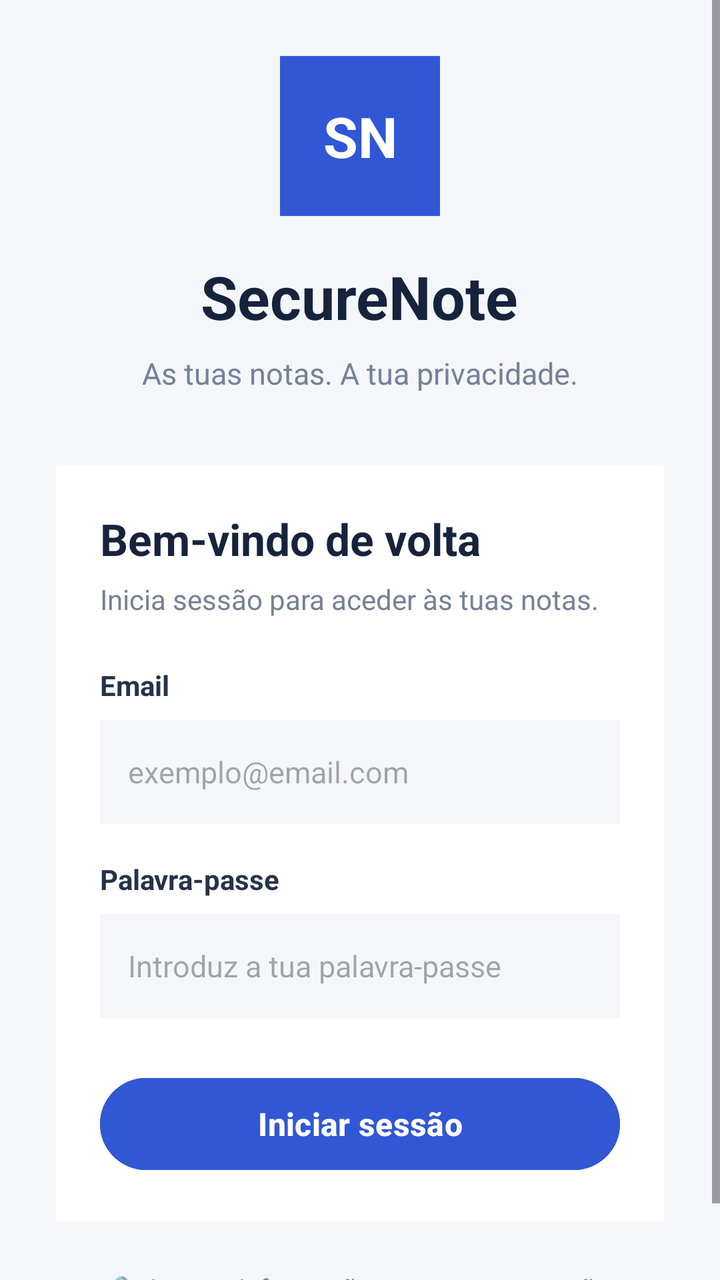
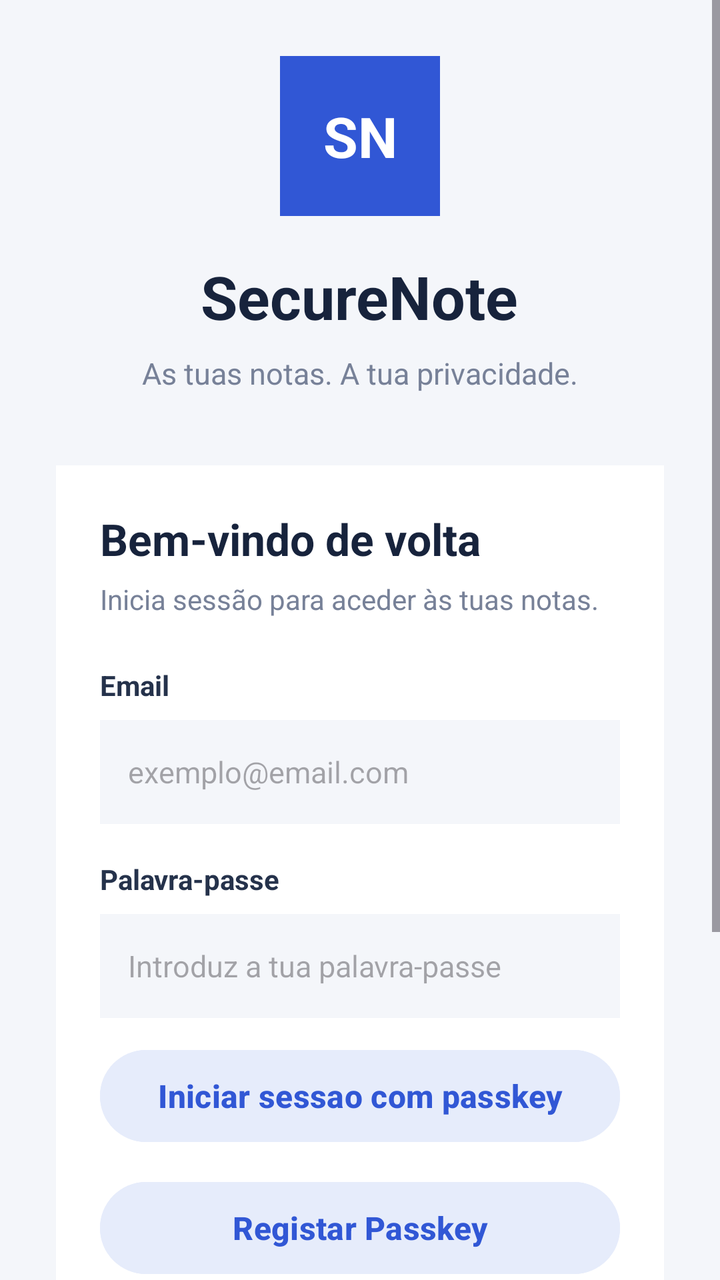

The first picture is an Android layout as it rendered before a commit; the second is the same layout after the commit. The layout source and the unified diff follow.
<!-- AndroidManifest.xml: application theme Theme.SecureNote -->
<!-- res/layout/activity_main.xml -->
<?xml version="1.0" encoding="utf-8"?>
<ScrollView xmlns:android="http://schemas.android.com/apk/res/android"
    android:layout_width="match_parent"
    android:layout_height="match_parent"
    android:fillViewport="true"
    android:background="#F4F6FA">

    <LinearLayout
        android:id="@+id/main"
        android:layout_width="match_parent"
        android:layout_height="match_parent"
        android:orientation="vertical"
        android:gravity="center"
        android:padding="28dp">

        
        <TextView
            android:layout_width="80dp"
            android:layout_height="80dp"
            android:gravity="center"
            android:text="SN"
            android:textColor="#FFFFFF"
            android:textSize="28sp"
            android:textStyle="bold"
            android:background="#3157D5" />

        
        <TextView
            android:layout_width="wrap_content"
            android:layout_height="wrap_content"
            android:layout_marginTop="20dp"
            android:text="SecureNote"
            android:textColor="#17233C"
            android:textSize="30sp"
            android:textStyle="bold" />

        
        <TextView
            android:layout_width="wrap_content"
            android:layout_height="wrap_content"
            android:layout_marginTop="8dp"
            android:text="As tuas notas. A tua privacidade."
            android:textColor="#778198"
            android:textSize="15sp" />

        
        <LinearLayout
            android:layout_width="match_parent"
            android:layout_height="wrap_content"
            android:layout_marginTop="36dp"
            android:orientation="vertical"
            android:padding="22dp"
            android:background="#FFFFFF">

            
            <TextView
                android:layout_width="wrap_content"
                android:layout_height="wrap_content"
                android:text="Bem-vindo de volta"
                android:textColor="#17233C"
                android:textSize="22sp"
                android:textStyle="bold" />

            <TextView
                android:layout_width="wrap_content"
                android:layout_height="wrap_content"
                android:layout_marginTop="6dp"
                android:text="Inicia sessão para aceder às tuas notas."
                android:textColor="#778198"
                android:textSize="14sp" />

            
            <TextView
                android:layout_width="wrap_content"
                android:layout_height="wrap_content"
                android:layout_marginTop="24dp"
                android:text="Email"
                android:textColor="#25324B"
                android:textStyle="bold"
                android:textSize="14sp" />

            
            <EditText
                android:id="@+id/editEmail"
                android:layout_width="match_parent"
                android:layout_height="52dp"
                android:layout_marginTop="8dp"
                android:hint="exemplo@email.com"
                android:inputType="textEmailAddress"
                android:padding="14dp"
                android:textSize="15sp"
                android:background="#F4F6FA"
                android:autofillHints="emailAddress" />

            
            <TextView
                android:layout_width="wrap_content"
                android:layout_height="wrap_content"
                android:layout_marginTop="18dp"
                android:text="Palavra-passe"
                android:textColor="#25324B"
                android:textStyle="bold"
                android:textSize="14sp" />

            
            <EditText
                android:id="@+id/editPassword"
                android:layout_width="match_parent"
                android:layout_height="52dp"
                android:layout_marginTop="8dp"
                android:hint="Introduz a tua palavra-passe"
                android:inputType="textPassword"
                android:padding="14dp"
                android:textSize="15sp"
                android:background="#F4F6FA"
                android:autofillHints="password" />

            
            <Button
                android:id="@+id/btnLogin"
                android:layout_width="match_parent"
                android:layout_height="54dp"
                android:layout_marginTop="26dp"
                android:text="Iniciar sessão"
                android:textAllCaps="false"
                android:textSize="16sp"
                android:textStyle="bold"
                android:textColor="#FFFFFF"
                android:backgroundTint="#3157D5" />

            
            <TextView
                android:id="@+id/textError"
                android:layout_width="match_parent"
                android:layout_height="wrap_content"
                android:layout_marginTop="12dp"
                android:gravity="center"
                android:textColor="#D94343"
                android:textSize="14sp"
                android:visibility="gone" />

        </LinearLayout>

        
        <TextView
            android:layout_width="wrap_content"
            android:layout_height="wrap_content"
            android:layout_marginTop="24dp"
            android:text="🔒 As tuas informações merecem proteção."
            android:textColor="#778198"
            android:textSize="13sp"
            android:gravity="center" />

    </LinearLayout>

</ScrollView>
<!-- resources referenced by this layout -->
<resources>
  <style name="Theme.SecureNote" parent="Base.Theme.SecureNote" />
  <style name="Base.Theme.SecureNote" parent="Theme.Material3.DayNight.NoActionBar">
          
          
      </style>
</resources>

<!-- the commit's change to res/layout/activity_main.xml (unified diff, before → after) -->
@@ -8,7 +8,7 @@
     <LinearLayout
         android:id="@+id/main"
         android:layout_width="match_parent"
-        android:layout_height="match_parent"
+        android:layout_height="wrap_content"
         android:orientation="vertical"
         android:gravity="center"
         android:padding="28dp">
@@ -18,7 +18,7 @@
             android:layout_width="80dp"
             android:layout_height="80dp"
             android:gravity="center"
-            android:text="SN"
+            android:text="@string/logo_text"
             android:textColor="#FFFFFF"
             android:textSize="28sp"
             android:textStyle="bold"
@@ -29,7 +29,7 @@
             android:layout_width="wrap_content"
             android:layout_height="wrap_content"
             android:layout_marginTop="20dp"
-            android:text="SecureNote"
+            android:text="@string/app_name"
             android:textColor="#17233C"
             android:textSize="30sp"
             android:textStyle="bold" />
@@ -39,7 +39,7 @@
             android:layout_width="wrap_content"
             android:layout_height="wrap_content"
             android:layout_marginTop="8dp"
-            android:text="As tuas notas. A tua privacidade."
+            android:text="@string/subtitle_text"
             android:textColor="#778198"
             android:textSize="15sp" />
 
@@ -56,7 +56,7 @@
             <TextView
                 android:layout_width="wrap_content"
                 android:layout_height="wrap_content"
-                android:text="Bem-vindo de volta"
+                android:text="@string/welcome_back"
                 android:textColor="#17233C"
                 android:textSize="22sp"
                 android:textStyle="bold" />
@@ -65,7 +65,7 @@
                 android:layout_width="wrap_content"
                 android:layout_height="wrap_content"
                 android:layout_marginTop="6dp"
-                android:text="Inicia sessão para aceder às tuas notas."
+                android:text="@string/login_prompt"
                 android:textColor="#778198"
                 android:textSize="14sp" />
 
@@ -74,7 +74,7 @@
                 android:layout_width="wrap_content"
                 android:layout_height="wrap_content"
                 android:layout_marginTop="24dp"
-                android:text="Email"
+                android:text="@string/email_label"
                 android:textColor="#25324B"
                 android:textStyle="bold"
                 android:textSize="14sp" />
@@ -85,7 +85,7 @@
                 android:layout_width="match_parent"
                 android:layout_height="52dp"
                 android:layout_marginTop="8dp"
-                android:hint="exemplo@email.com"
+                android:hint="@string/email_hint"
                 android:inputType="textEmailAddress"
                 android:padding="14dp"
                 android:textSize="15sp"
@@ -97,7 +97,7 @@
                 android:layout_width="wrap_content"
                 android:layout_height="wrap_content"
                 android:layout_marginTop="18dp"
-                android:text="Palavra-passe"
+                android:text="@string/password_label"
                 android:textColor="#25324B"
                 android:textStyle="bold"
                 android:textSize="14sp" />
@@ -108,12 +108,49 @@
                 android:layout_width="match_parent"
                 android:layout_height="52dp"
                 android:layout_marginTop="8dp"
-                android:hint="Introduz a tua palavra-passe"
+                android:hint="@string/password_hint"
                 android:inputType="textPassword"
                 android:padding="14dp"
                 android:textSize="15sp"
                 android:background="#F4F6FA"
                 android:autofillHints="password" />
+
+            <Button
+                android:id="@+id/btnPassKey"
+                android:layout_width="match_parent"
+                android:layout_height="54dp"
+                android:layout_marginTop="12dp"
+                android:text="@string/passkey_button_text"
+                android:textAllCaps="false"
+                android:textSize="16sp"
+                android:textStyle="bold"
+                android:textColor="#3157D5"
+                android:backgroundTint="#E6ECFB" />
+
+            <Button
+                android:id="@+id/btnRegisterPasskey"
+                android:layout_width="match_parent"
+                android:layout_height="54dp"
+                android:layout_marginTop="12dp"
+                android:text="@string/btn_register_passkey"
+                android:textAllCaps="false"
+                android:textSize="16sp"
+                android:textStyle="bold"
+                android:textColor="#3157D5"
+                android:backgroundTint="#E6ECFB" />
+
+            
+            <Button
+                android:id="@+id/btnGoogleSignIn"
+                android:layout_width="match_parent"
+                android:layout_height="54dp"
+                android:layout_marginTop="12dp"
+                android:text="@string/google_sign_in_button_text"
+                android:textAllCaps="false"
+                android:textSize="16sp"
+                android:textStyle="bold"
+                android:textColor="#17233C"
+                android:backgroundTint="#F0F4F8" />
 
             
             <Button
@@ -121,7 +158,7 @@
                 android:layout_width="match_parent"
                 android:layout_height="54dp"
                 android:layout_marginTop="26dp"
-                android:text="Iniciar sessão"
+                android:text="@string/login_button_text"
                 android:textAllCaps="false"
                 android:textSize="16sp"
                 android:textStyle="bold"
@@ -138,7 +175,6 @@
                 android:textColor="#D94343"
                 android:textSize="14sp"
                 android:visibility="gone" />
-
         </LinearLayout>
 
         
@@ -146,7 +182,7 @@
             android:layout_width="wrap_content"
             android:layout_height="wrap_content"
             android:layout_marginTop="24dp"
-            android:text="🔒 As tuas informações merecem proteção."
+            android:text="@string/security_note_text"
             android:textColor="#778198"
             android:textSize="13sp"
             android:gravity="center" />
<!-- resource entries referenced after the edit -->
@@ -1,5 +1,19 @@
 <!-- resources referenced by this layout -->
 <resources>
+  <string name="app_name">SecureNote</string>
+  <string name="btn_register_passkey">Registar Passkey</string>
+  <string name="email_hint">exemplo@email.com</string>
+  <string name="email_label">Email</string>
+  <string name="google_sign_in_button_text">Iniciar sessão com Google</string>
+  <string name="login_button_text">Iniciar sessão</string>
+  <string name="login_prompt">Inicia sessão para aceder às tuas notas.</string>
+  <string name="logo_text">SN</string>
+  <string name="passkey_button_text">Iniciar sessao com passkey</string>
+  <string name="password_hint">Introduz a tua palavra-passe</string>
+  <string name="password_label">Palavra-passe</string>
+  <string name="security_note_text">🔒 As tuas informações merecem proteção.</string>
+  <string name="subtitle_text">As tuas notas. A tua privacidade.</string>
+  <string name="welcome_back">Bem-vindo de volta</string>
   <style name="Theme.SecureNote" parent="Base.Theme.SecureNote" />
   <style name="Base.Theme.SecureNote" parent="Theme.Material3.DayNight.NoActionBar">
           
